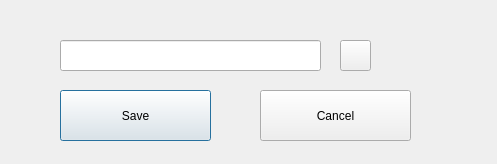
This is mycalendaradddialog.ui in MigotMateusz/Time_organizer as Qt 5 draws it before an edit. The edited form follows.
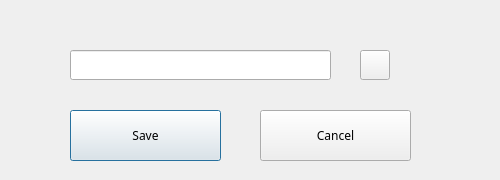
This is the edited form.

What changed in the file:
```diff
--- a/mycalendaradddialog.ui
+++ b/mycalendaradddialog.ui
@@ -6,8 +6,8 @@
    <rect>
     <x>0</x>
     <y>0</y>
-    <width>497</width>
-    <height>164</height>
+    <width>500</width>
+    <height>180</height>
    </rect>
   </property>
   <property name="font">
@@ -21,12 +21,17 @@
   <widget class="QPushButton" name="save_button">
    <property name="geometry">
     <rect>
-     <x>60</x>
-     <y>90</y>
+     <x>70</x>
+     <y>110</y>
      <width>151</width>
      <height>51</height>
     </rect>
    </property>
+   <property name="font">
+    <font>
+     <family>Segoe UI Light</family>
+    </font>
+   </property>
    <property name="text">
     <string>Save</string>
    </property>
@@ -35,11 +40,16 @@
    <property name="geometry">
     <rect>
      <x>260</x>
-     <y>90</y>
+     <y>110</y>
      <width>151</width>
      <height>51</height>
     </rect>
    </property>
+   <property name="font">
+    <font>
+     <family>Segoe UI Light</family>
+    </font>
+   </property>
    <property name="text">
     <string>Cancel</string>
    </property>
@@ -47,10 +57,10 @@
   <widget class="QPushButton" name="button_color">
    <property name="geometry">
     <rect>
-     <x>340</x>
-     <y>40</y>
-     <width>31</width>
-     <height>31</height>
+     <x>360</x>
+     <y>50</y>
+     <width>30</width>
+     <height>30</height>
     </rect>
    </property>
    <property name="text">
@@ -60,10 +70,10 @@
   <widget class="QLineEdit" name="lineEdit">
    <property name="geometry">
     <rect>
-     <x>60</x>
-     <y>40</y>
+     <x>70</x>
+     <y>50</y>
      <width>261</width>
-     <height>31</height>
+     <height>30</height>
     </rect>
    </property>
   </widget>
```
Left out of the diff: 3 changed lines with no effect on the pictures.
